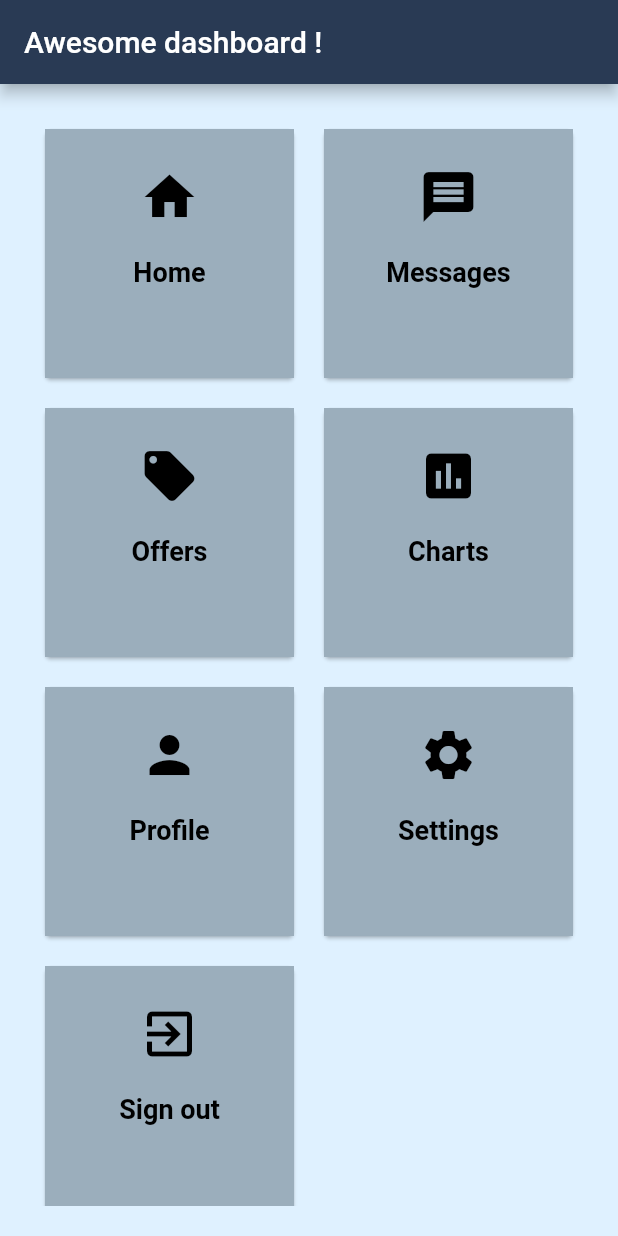
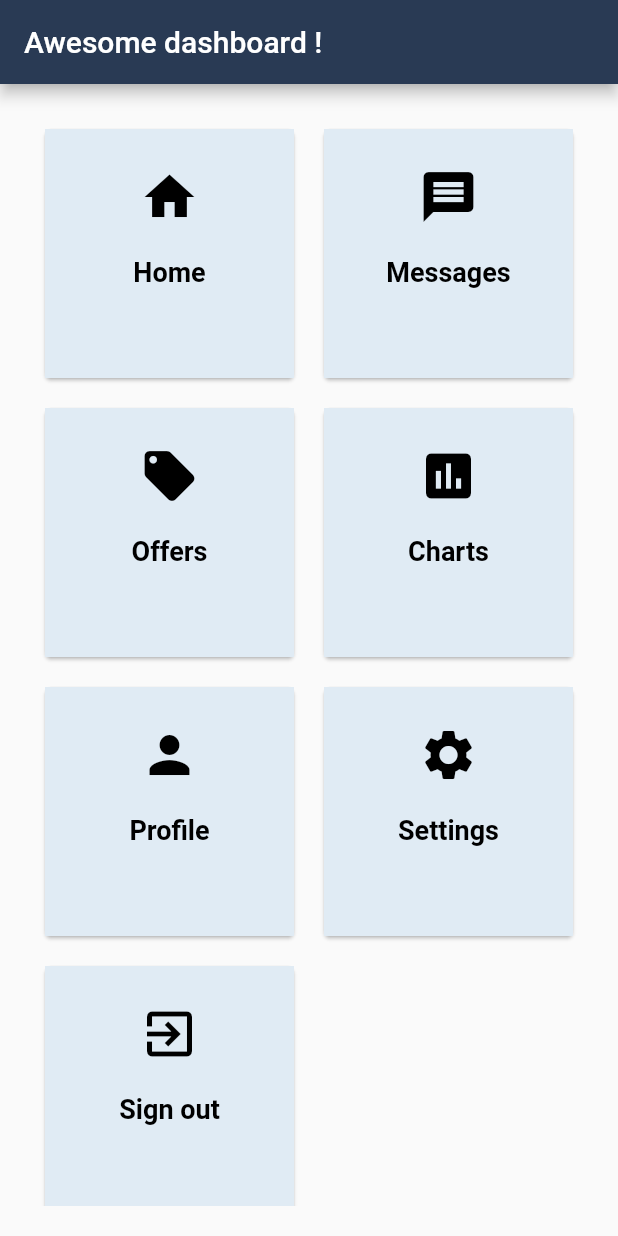
Before and after one commit to Azerdaoui/App-Dashboard-Flutter, a Flutter app: the screen it shows after launch, on a phone screen of 412 x 824 dp. Run offline on Flutter 3.47's test engine with Material 2 defaults, Android fonts, the phone set to English and light mode, and no system bars.

```diff
--- a/lib/ui/dashboard.dart
+++ b/lib/ui/dashboard.dart
@@ -17,7 +17,7 @@ class _DashboardState extends State<Dashboard> {
       ),
       body: new Container(
         padding: EdgeInsets.all(20),
-        color: Color.fromRGBO(223,241,255, 1),
+        color: Color.fromRGBO(250,250,250, 1),
         child: GridView.count(
           crossAxisCount: 2,
           children: <Widget>[
@@ -38,7 +38,7 @@ class _DashboardState extends State<Dashboard> {
     return new Card(
       margin: EdgeInsets.all(10),
       child: Container(
-        color: Color.fromRGBO(155,174,188,1),
+        color: Color.fromRGBO(224,235,244, 1),
         child: InkWell(
           onTap: () {},
           child: new Column(
```
